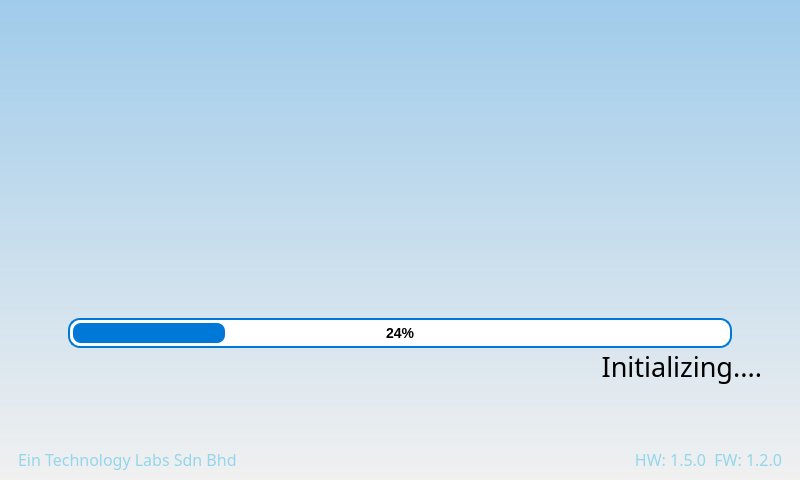
Above: QT_APP/mainwindow.ui from eSpark-Backup/nabilfesal-msm-fw before the change. Below: the same form after it.
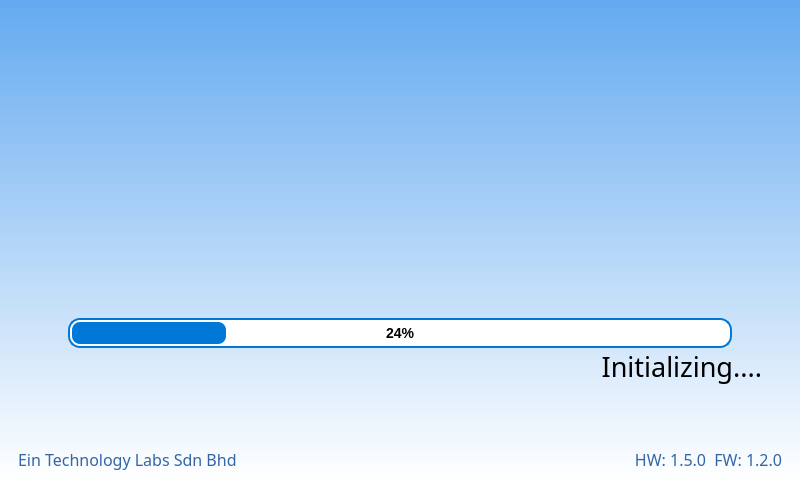
That is the form after the change. Icons and pictures are not drawn.

Commit message: Added Rebooting Img, Changed progress color & Changed version color

```diff
--- a/QT_APP/mainwindow.ui
+++ b/QT_APP/mainwindow.ui
@@ -45,7 +45,7 @@
     </size>
    </property>
    <property name="styleSheet">
-    <string notr="true">background: qlineargradient( x1:0, y0:1, x2:0, y2:1, stop:0 rgba(12, 137, 226, 89), stop:1 rgba(255, 255, 255, 20) );</string>
+    <string notr="true">background: qlineargradient( x1:0, y0:1, x2:0, y2:1, stop:0 rgba(100, 170, 240, 255), stop:1 rgba(255, 255, 255, 255));</string>
    </property>
    <layout class="QVBoxLayout" name="verticalLayout_2">
     <property name="spacing">
@@ -119,14 +119,14 @@
     border-radius: 12px;            /* Rounded corners */
     background-color: white;        /* Background inside */
     text-align: center;             /* Center the % text */
-    color: black;                   /* Text color */
+	color: black;                   /* Text color */
     font: bold 14px;                /* Text style */
 }
 
 QProgressBar::chunk {
     border-radius: 8px;            /* Rounded fill */
     background-color: #0078d7;      /* Blue progress color */
-    margin: 3px;                    /* Prevents gaps */
+    margin: 2px;                    /* Prevents gaps */
 }</string>
             </property>
             <property name="value">
@@ -184,7 +184,7 @@
         </property>
         <property name="styleSheet">
          <string notr="true">background-color: rgba(255, 255, 255,0);
-color: rgb(148, 214, 235);</string>
+color: rgb(52, 101, 164);</string>
         </property>
         <property name="text">
          <string>Ein Technology Labs Sdn Bhd</string>
@@ -200,8 +200,8 @@
          </font>
         </property>
         <property name="styleSheet">
-         <string notr="true">color: rgb(148, 214, 235);
-background-color: rgba(255, 255, 255,0);</string>
+         <string notr="true">background-color: rgba(255, 255, 255,0);
+color: rgb(52, 101, 164);</string>
         </property>
         <property name="text">
          <string>HW: 1.5.0  FW: 1.2.0</string>
```
The commit also changes 7 other files.
